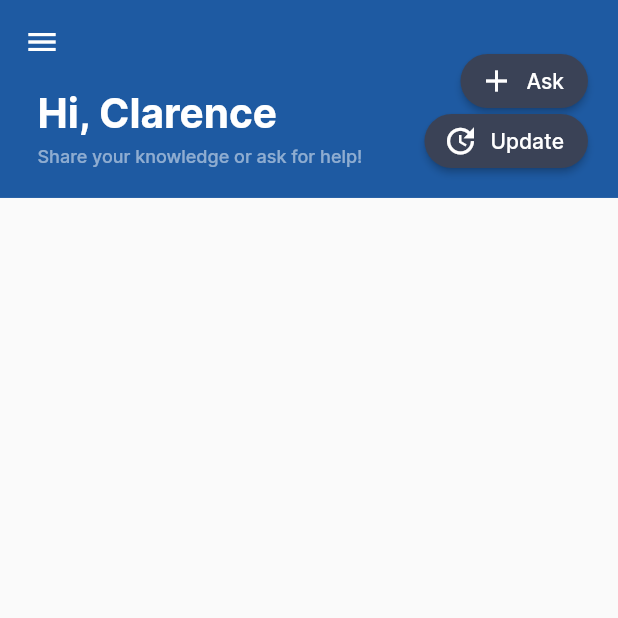
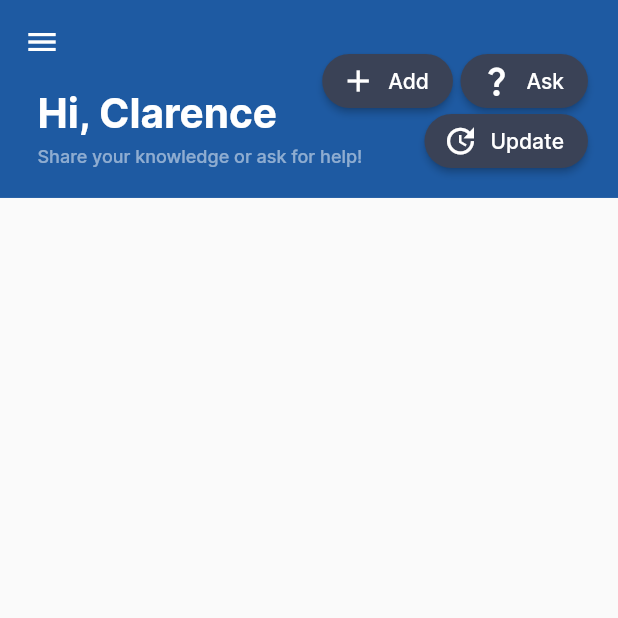
Before and after one commit to clarencekwl/scse-knowledge-hub, a Flutter app: the screen it shows after launch, on a phone screen of 412 x 824 dp, the top half of it. Run offline on Flutter 3.47's test engine with Material 2 defaults, Android fonts, the phone set to English and light mode, and no system bars; our stand-ins replace cached_network_image, cloud_firestore, firebase_core, flutter_spinkit, image_picker, photo_view; missing offline and left inert: cached_memory_image, image_painter; accounts and stored records are empty.

Commit message:
:construction: [Question]

```diff
--- a/scse_knowledge_hub_app/lib/pages/home_page.dart
+++ b/scse_knowledge_hub_app/lib/pages/home_page.dart
@@ -100,52 +100,55 @@ class _HomePageState extends State<HomePage> {
                           Positioned(
                             top: 30,
                             right: 20,
-                            child: InkWell(
-                                onTap: () {
-                                  // TODO: on tap profile icon
-                                },
                             child: ElevatedButton.icon(
                                 style: ElevatedButton.styleFrom(
-                                        backgroundColor:
-                                            Styles.primaryGreyColor,
+                                    backgroundColor: Styles.primaryGreyColor,
                                     shape: RoundedRectangleBorder(
                                         borderRadius:
                                             BorderRadius.circular(20))),
                                 onPressed: () async {
-                                      Navigator.of(context).push(
-                                          MaterialPageRoute(
+                                  Navigator.of(context).push(MaterialPageRoute(
                                       builder: (context) =>
                                           CreateQuestionPage()));
-                                      // await _fquestionProvider.createQuestion(
-                                      //   title: "",
-                                      //   description:
-                                      //       "Lorem ipsum dolor sit amet, consectetur adipiscing elit, sed do eiusmod tempor incididunt ut labore et dolore magna aliquaadasdasdasdas dasdasdasdas dasdasdasdasd asdasdad dasd aasdasd asdasda sdaa dasd dsd sd szxc asdas d asd dsd asd dsd sds d",
-                                      //   userID: "bmDrMYHQR4YThCLGFOMY",
-                                      // );
                                 },
-                                    icon: const Icon(Icons.add),
-                                    label: Text("Ask"))),
+                                icon: const Icon(Icons.question_mark),
+                                label: Text("Ask")),
                           ),
                           Positioned(
                             top: 70,
                             right: 20,
-                            child: InkWell(
-                                onTap: () {
-                                  // TODO: on tap profile icon
-                                },
                             child: ElevatedButton.icon(
                                 style: ElevatedButton.styleFrom(
-                                        backgroundColor:
-                                            Styles.primaryGreyColor,
+                                    backgroundColor: Styles.primaryGreyColor,
                                     shape: RoundedRectangleBorder(
                                         borderRadius:
                                             BorderRadius.circular(20))),
                                 onPressed: () async {
                                   await _questionProvider.updateQuestion(
-                                          docID: "vzogqKnf9iszcc2iePOa");
+                                      docID: "t9OPUj5d0gUXeOZkMcyC");
                                 },
                                 icon: const Icon(Icons.update),
-                                    label: Text("Update"))),
+                                label: Text("Update")),
+                          ),
+                          Positioned(
+                            top: 30,
+                            right: 110,
+                            child: ElevatedButton.icon(
+                                style: ElevatedButton.styleFrom(
+                                    backgroundColor: Styles.primaryGreyColor,
+                                    shape: RoundedRectangleBorder(
+                                        borderRadius:
+                                            BorderRadius.circular(20))),
+                                onPressed: () async {
+                                  await _questionProvider.createQuestion(
+                                    title: "",
+                                    description:
+                                        "Lorem ipsum dolor sit amet, consectetur adipiscing elit, sed do eiusmod tempor incididunt ut labore et dolore magna aliquaadasdasdasdas dasdasdasdas dasdasdasdasd asdasdad dasd aasdasd asdasda sdaa dasd dsd sd szxc asdas d asd dsd asd dsd sds d",
+                                    userID: "bmDrMYHQR4YThCLGFOMY",
+                                  );
+                                },
+                                icon: const Icon(Icons.add),
+                                label: Text("Add")),
                           )
                         ],
                       ),
```
Lines whose indentation alone changed are shown as unchanged.
